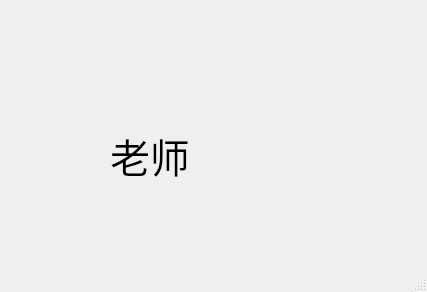
Before: the Qt Designer form ui/Teacher.ui in Desmond121/CEESS, drawn with Qt 5.
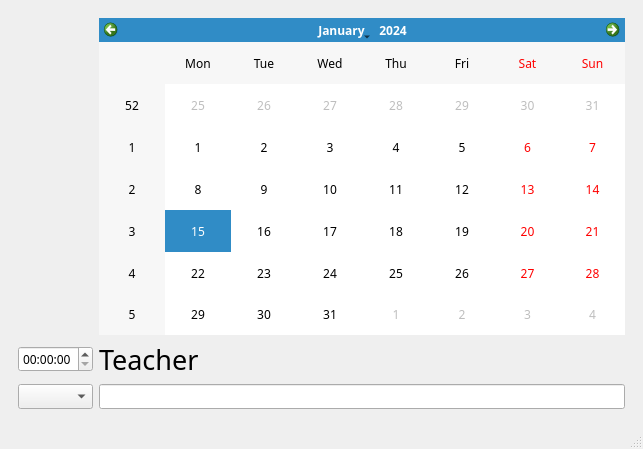
After: the same form once the commit is applied.

```diff
--- a/ui/Teacher.ui
+++ b/ui/Teacher.ui
@@ -6,32 +6,58 @@
    <rect>
     <x>0</x>
     <y>0</y>
-    <width>427</width>
-    <height>292</height>
+    <width>643</width>
+    <height>449</height>
    </rect>
   </property>
+  <property name="font">
+   <font>
+    <family>AcadEref</family>
+   </font>
+  </property>
   <property name="windowTitle">
    <string>MainWindow</string>
   </property>
   <widget class="QWidget" name="centralwidget">
+   <layout class="QHBoxLayout" name="horizontalLayout">
+    <item>
+     <widget class="QStackedWidget" name="stackedWidget">
+      <property name="currentIndex">
+       <number>1</number>
+      </property>
+      <widget class="QWidget" name="page"/>
+      <widget class="QWidget" name="page_2">
+       <layout class="QGridLayout" name="gridLayout">
+        <item row="2" column="0">
+         <widget class="QComboBox" name="comboBox"/>
+        </item>
+        <item row="2" column="2">
+         <widget class="QLineEdit" name="lineEdit"/>
+        </item>
+        <item row="1" column="0">
+         <widget class="QTimeEdit" name="timeEdit"/>
+        </item>
+        <item row="1" column="2">
    <widget class="QLabel" name="label">
-    <property name="geometry">
-     <rect>
-      <x>110</x>
-      <y>100</y>
-      <width>161</width>
-      <height>111</height>
-     </rect>
-    </property>
     <property name="font">
      <font>
-      <pointsize>30</pointsize>
+            <family>AcadEref</family>
+            <pointsize>20</pointsize>
      </font>
     </property>
     <property name="text">
-     <string>老师</string>
-    </property>
-   </widget>
+           <string>Teacher</string>
+          </property>
+         </widget>
+        </item>
+        <item row="0" column="2">
+         <widget class="QCalendarWidget" name="calendarWidget"/>
+        </item>
+       </layout>
+      </widget>
+     </widget>
+    </item>
+   </layout>
   </widget>
   <widget class="QStatusBar" name="statusbar"/>
  </widget>
```
Left out of the diff: 6 changed lines with no effect on the pictures. Lines whose indentation alone changed are shown as unchanged.
